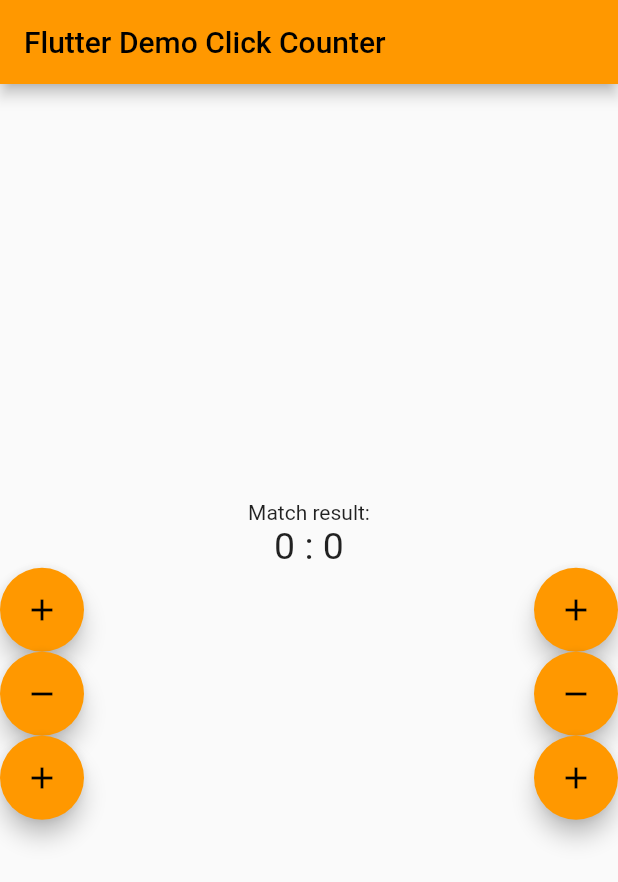
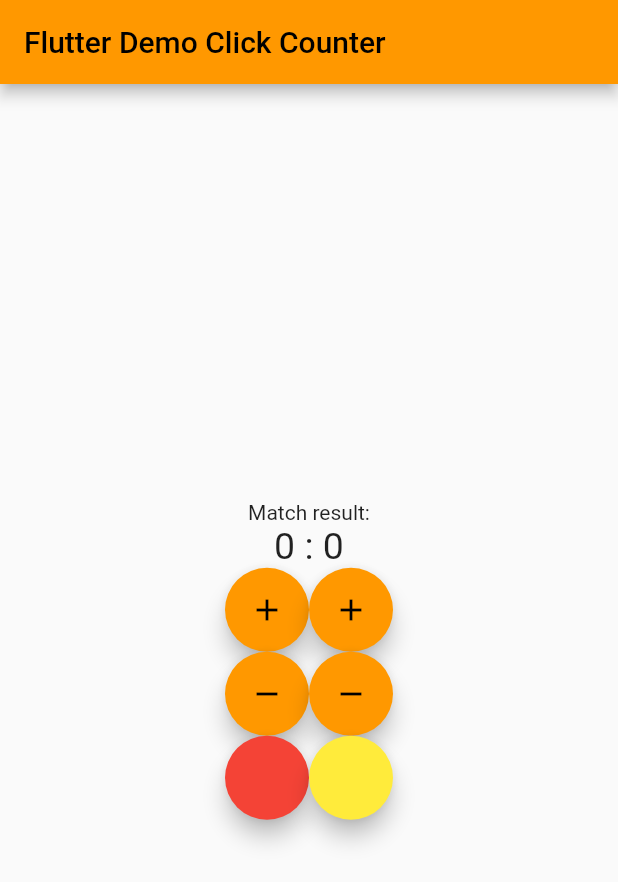
Before and after one commit to LukasZlocki/football_referee, a Flutter app: the screen it shows after launch, on a phone screen of 412 x 824 dp. Shown: the top 882 px of the screen. Run offline on Flutter 3.47's test engine with Material 2 defaults, Android fonts, the phone set to English and light mode, and no system bars.

Commit message:
Add layoutwith buttons improvement

```diff
--- a/lib/main.dart
+++ b/lib/main.dart
@@ -181,7 +181,7 @@ class _MyHomePageState extends State<MyHomePage> {
               style: TextStyle(fontSize: 25),
             ),
             Row(
-                mainAxisAlignment: MainAxisAlignment.spaceBetween,
+                mainAxisAlignment: MainAxisAlignment.center,
                 children: <Widget>[
                   Column(
                       mainAxisAlignment: MainAxisAlignment.spaceBetween,
@@ -213,17 +213,17 @@ class _MyHomePageState extends State<MyHomePage> {
                       ]),
                 ]),
             Row(
-                mainAxisAlignment: MainAxisAlignment.spaceBetween,
+                mainAxisAlignment: MainAxisAlignment.center,
                 children: <Widget>[
                   FloatingActionButton(
+                    backgroundColor: Colors.red,
                     onPressed: _showRedCard,
-                    tooltip: 'Decrement',
-                    child: Icon(Icons.add),
+                    tooltip: 'Red Card',
                   ),
                   FloatingActionButton(
+                    backgroundColor: Colors.yellow,
                     onPressed: _showYellowCard,
-                    tooltip: 'Decrement',
-                    child: Icon(Icons.add),
+                    tooltip: 'Yellow Card',
                   ),
                 ]),
           ],
```
